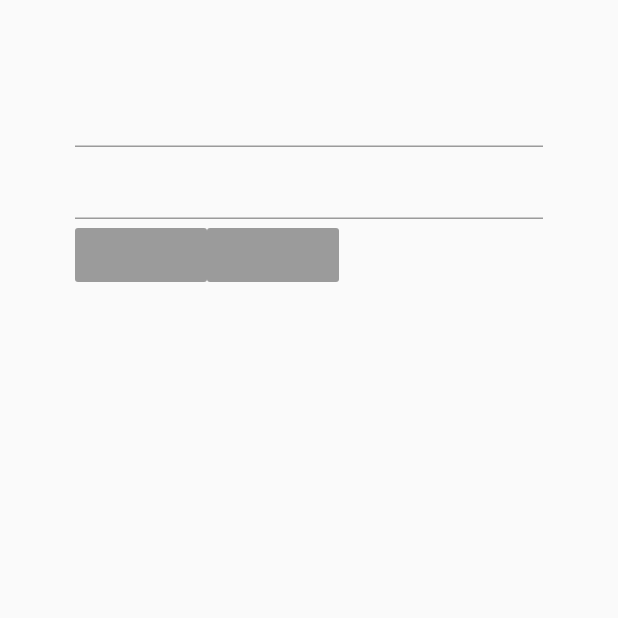
After one commit to mrcasus/flutterchartss, a Flutter app: the BakimKarti screen opened directly, on a phone screen of 412 x 824 dp, the top half of it. The commit adds this screen. Run offline on Flutter 3.47's test engine with Material 2 defaults, Android fonts, the phone set to English and light mode, and no system bars; our stand-ins replace charts_flutter, font_awesome_flutter; missing offline and left inert: ff_navigation_bar, splash_screen_view.

Commit message:
firebase
firebase

```diff
--- a/lib/main.dart
+++ b/lib/main.dart
@@ -90,7 +90,7 @@ class _MyHomePageState extends State<MyHomePage> {
           children: <Widget>[
             SizedBox(height: 300, child: chart),
           ],
-        ),
+                  ),
       ),
       bottomNavigationBar: FFNavigationBar(
         theme: FFNavigationBarTheme(
--- /dev/null
+++ b/lib/screens/bakimKarti.dart
@@ -0,0 +1,33 @@
+import 'package:flutter/material.dart';
+
+
+class BakimKarti extends StatefulWidget {
+  @override
+  _BakimKartiState createState() => _BakimKartiState();
+}
+
+class _BakimKartiState extends State<BakimKarti> {
+  TextEditingController t1= TextEditingController();
+  TextEditingController t2= TextEditingController();
+  @override
+  Widget build(BuildContext context) {
+    return Scaffold(
+        body: Container(
+          margin: EdgeInsets.all(50),
+      child: Center(
+        child: Column(
+          children: [
+            TextField(controller: t1,),
+            TextField(controller: t2,),
+            Row(
+              children: [
+                RaisedButton(onPressed: null),
+                RaisedButton(onPressed: null),
+              ],
+            )
+          ],
+        ),
+      ),
+    ));
+  }
+}
--- a/pubspec.yaml
+++ b/pubspec.yaml
@@ -32,6 +32,8 @@ dependencies:
   splash_screen_view: ^1.0.1
   ff_navigation_bar: ^0.1.5
   charts_flutter: ^0.9.0
+  cloud_functions: ^0.9.0
+  firebase_core: ^0.7.0
 
 
 dev_dependencies:
```
Also changed, not shown: pubspec.lock, 1 other file.
